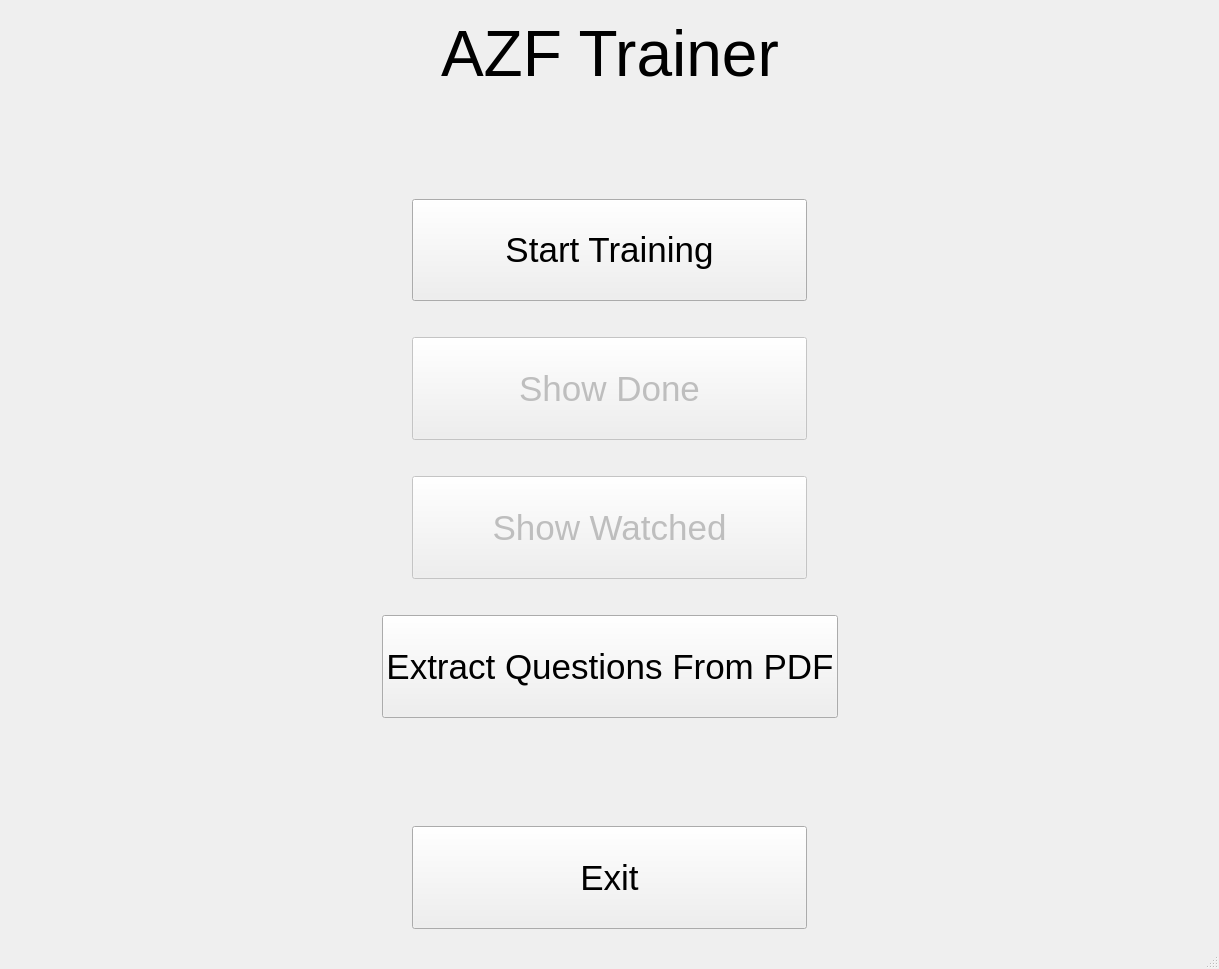
This is pilot_utils/azf_trainer/ui/main_window.ui in jufi2112/pilot_utils as Qt 5 draws it before an edit. The edited form follows.
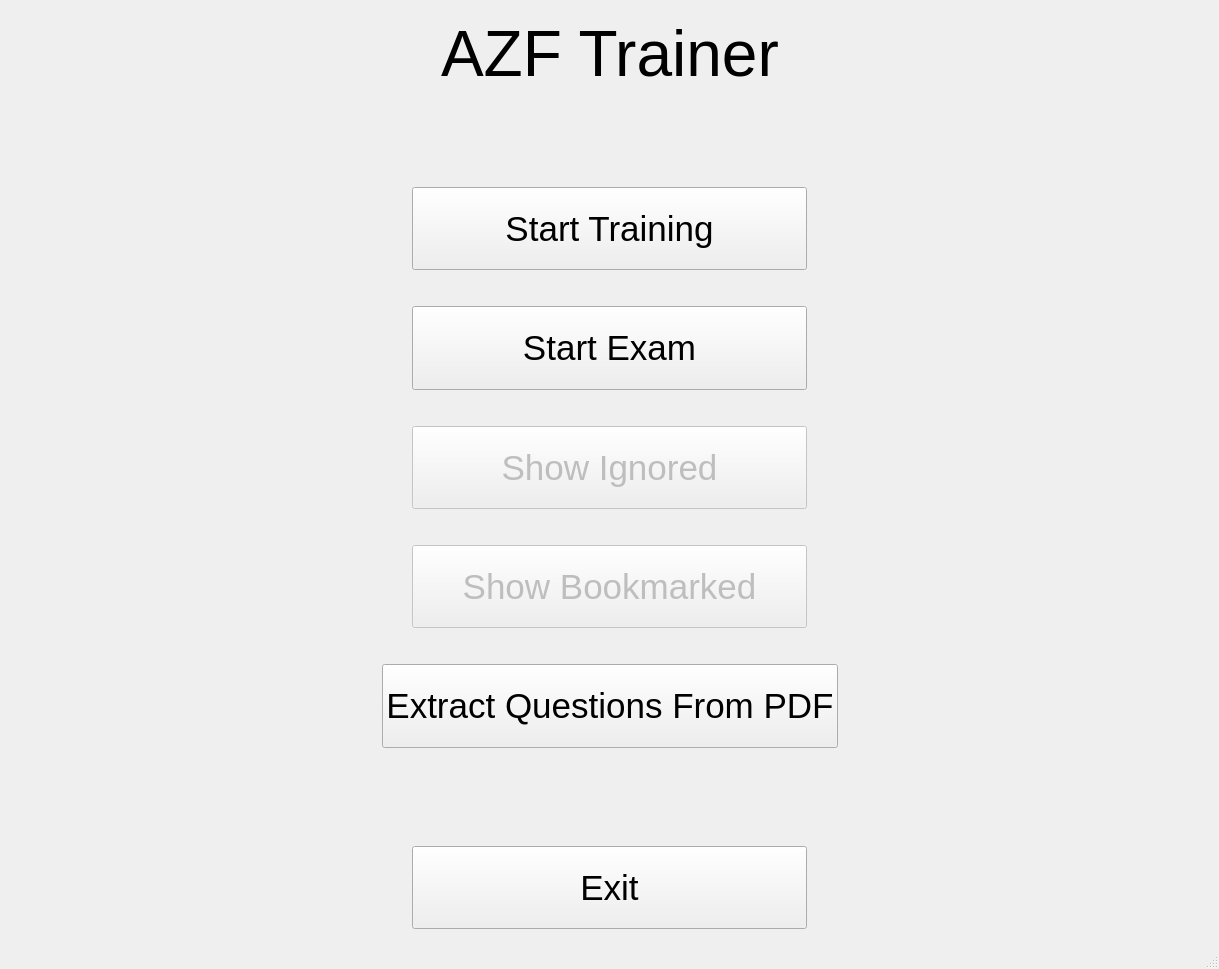
This is the edited form.

Commit message: added exam mode, countdown still missing (issue #4)

The edit to the form file:
```diff
--- a/pilot_utils/azf_trainer/ui/main_window.ui
+++ b/pilot_utils/azf_trainer/ui/main_window.ui
@@ -125,6 +125,70 @@
           </item>
          </layout>
         </item>
+        <item>
+         <spacer name="verticalSpacer_6">
+          <property name="orientation">
+           <enum>Qt::Vertical</enum>
+          </property>
+          <property name="sizeType">
+           <enum>QSizePolicy::Maximum</enum>
+          </property>
+          <property name="sizeHint" stdset="0">
+           <size>
+            <width>20</width>
+            <height>30</height>
+           </size>
+          </property>
+         </spacer>
+        </item>
+        <item>
+         <layout class="QHBoxLayout" name="horizontalLayout_8">
+          <item>
+           <spacer name="horizontalSpacer_13">
+            <property name="orientation">
+             <enum>Qt::Horizontal</enum>
+            </property>
+            <property name="sizeHint" stdset="0">
+             <size>
+              <width>40</width>
+              <height>20</height>
+             </size>
+            </property>
+           </spacer>
+          </item>
+          <item>
+           <widget class="QPushButton" name="button_start_exam">
+            <property name="sizePolicy">
+             <sizepolicy hsizetype="MinimumExpanding" vsizetype="MinimumExpanding">
+              <horstretch>0</horstretch>
+              <verstretch>0</verstretch>
+             </sizepolicy>
+            </property>
+            <property name="font">
+             <font>
+              <pointsize>26</pointsize>
+             </font>
+            </property>
+            <property name="text">
+             <string>Start Exam</string>
+            </property>
+           </widget>
+          </item>
+          <item>
+           <spacer name="horizontalSpacer_14">
+            <property name="orientation">
+             <enum>Qt::Horizontal</enum>
+            </property>
+            <property name="sizeHint" stdset="0">
+             <size>
+              <width>40</width>
+              <height>20</height>
+             </size>
+            </property>
+           </spacer>
+          </item>
+         </layout>
+        </item>
         <item>
          <spacer name="verticalSpacer_2">
           <property name="orientation">
@@ -173,7 +237,7 @@
              </font>
             </property>
             <property name="text">
-             <string>Show Done</string>
+             <string>Show Ignored</string>
             </property>
            </widget>
           </item>
@@ -240,7 +304,7 @@
              </font>
             </property>
             <property name="text">
-             <string>Show Watched</string>
+             <string>Show Bookmarked</string>
             </property>
            </widget>
           </item>
```
The commit also changes 6 other files.
